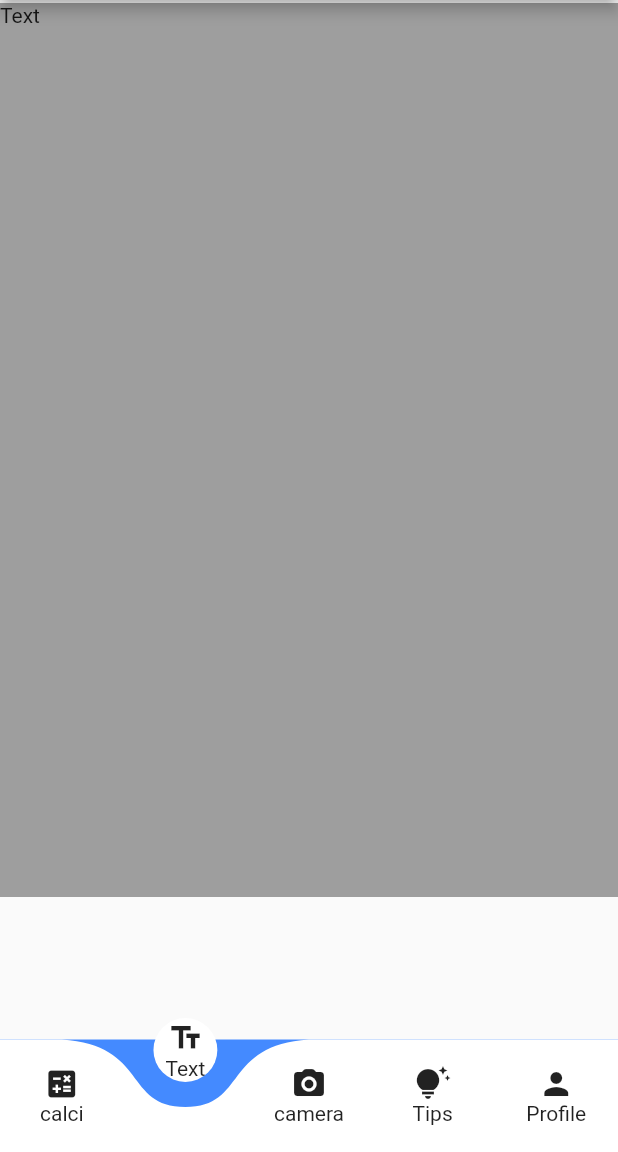
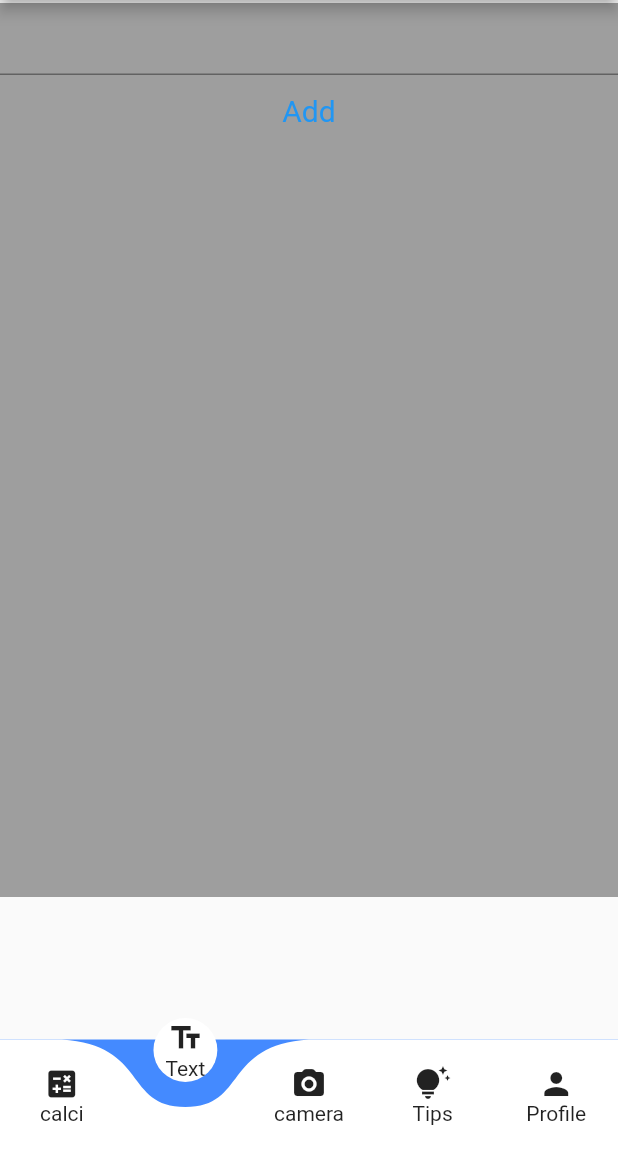
Before and after one commit to Sunandhit-Gupta/AquaTrace, a Flutter app: the cameraPage screen opened directly, item 2 of the bottom bar chosen, on a phone screen of 412 x 824 dp, the part 84-1236 px from its top. Run offline on Flutter 3.47's test engine with Material 2 defaults, Android fonts, the phone set to English and light mode, and no system bars; drawn by our look-alikes of curved_navigation_bar; our stand-ins replace get, google_fonts; missing offline and left inert: flutter_animated_button.

Commit message:
changes to textfield

```diff
--- a/aqua_trace/lib/cameraPage.dart
+++ b/aqua_trace/lib/cameraPage.dart
@@ -6,7 +6,7 @@ import 'package:get/get.dart';
 import 'package:flutter_animated_button/flutter_animated_button.dart';
 import 'package:curved_navigation_bar/curved_navigation_bar.dart';
 import 'package:google_fonts/google_fonts.dart';
-
+import 'package:aqua_trace/textfield.dart';
 
 class cameraPage extends StatefulWidget {
   const cameraPage({super.key});
@@ -19,7 +19,7 @@ int myIndex = 2;
 
 List<Widget> widgetList = [
   Text("Calculator"),
-  Text("Text"),
+  TextWidget(),
   Text("Camera"),
   Text("Tips"),
   ProfilePage(),
@@ -28,12 +28,10 @@ List<Widget> widgetList = [
 class _cameraPageState extends State<cameraPage> {
   @override
   Widget build(BuildContext context) {
-
     return SafeArea(
       child: Scaffold(
         drawer: drawer(),
         appBar: AppBar(
-
           // ---------------making leading Icon for Logout ( not used )-------------------
           // leading: IconButton(
           //     onPressed: () {
@@ -41,11 +39,9 @@ class _cameraPageState extends State<cameraPage> {
           //     },
           //     icon: const Icon(Icons.logout_outlined)),
 
-
           title: const Text("Hello, " + "Sunandhit"),
           centerTitle: true,
           actions: [
-
             // -------------------Making button of Avatar--------------
             FloatingActionButton(
               backgroundColor: Colors.transparent,
@@ -138,7 +134,6 @@ class _cameraPageState extends State<cameraPage> {
         //       ]),
         // ),
 
-
         // -----------------------making curved  NavBar--------------------------
 
         bottomNavigationBar: CurvedNavigationBar(
@@ -149,47 +144,48 @@ class _cameraPageState extends State<cameraPage> {
               });
             },
             items: const [
-
               Column(
                 mainAxisAlignment: MainAxisAlignment.center,
                 children: [
-                    Icon(Icons.calculate,),
+                  Icon(
+                    Icons.calculate,
+                  ),
                   Text("calci")
                 ],
               ),
-
-
-
               Column(
                 mainAxisAlignment: MainAxisAlignment.center,
                 children: [
-                    Icon(Icons.text_fields_outlined,),
+                  Icon(
+                    Icons.text_fields_outlined,
+                  ),
                   Text("Text")
                 ],
               ),
-
-
               Column(
                 mainAxisAlignment: MainAxisAlignment.center,
                 children: [
-                    Icon(Icons.camera_alt_rounded,),
+                  Icon(
+                    Icons.camera_alt_rounded,
+                  ),
                   Text("camera")
                 ],
               ),
-
               Column(
                 mainAxisAlignment: MainAxisAlignment.center,
                 children: [
-                    Icon(Icons.tips_and_updates,),
+                  Icon(
+                    Icons.tips_and_updates,
+                  ),
                   Text("Tips")
                 ],
               ),
-
-
               Column(
                 mainAxisAlignment: MainAxisAlignment.center,
                 children: [
-                    Icon(Icons.person,),
+                  Icon(
+                    Icons.person,
+                  ),
                   Text("Profile")
                 ],
               ),
--- /dev/null
+++ b/aqua_trace/lib/textfield.dart
@@ -0,0 +1,65 @@
+import 'package:flutter/material.dart';
+import 'package:flutter/services.dart';
+import 'package:google_fonts/google_fonts.dart';
+
+class TextWidget extends StatefulWidget {
+  @override
+  _TextIn createState() => _TextIn();
+}
+
+class _TextIn extends State<TextWidget> {
+  // List to store items
+  List<String> items = [];
+  List<String> listItems = ['apple', 'bananana', 'book'];
+  var temp = '';
+  TextEditingController textController = TextEditingController();
+
+  @override
+  Widget build(BuildContext context) {
+    return Column(
+      children: <Widget>[
+        Autocomplete<String>(
+          optionsBuilder: (TextEditingValue textinput) {
+            temp = textinput.text;
+            if (textinput.text == '') {
+              return const Iterable<String>.empty();
+            }
+            return listItems.where((String item) {
+              return item.contains(textinput.text.toLowerCase());
+            });
+          },
+        ),
+        // Text field for input
+
+        // Button to add to the list
+        TextButton(
+          onPressed: () {
+            String newItem = temp.trim();
+            if (newItem.isNotEmpty) {
+              setState(() {
+                items.add(newItem);
+                textController.clear();
+              });
+            }
+          },
+          child: Text('Add'),
+          style: TextButton.styleFrom(
+            textStyle: const TextStyle(fontSize: 20),
+          ),
+        ),
+
+        // List to display items
+        Expanded(
+          child: ListView.builder(
+            itemCount: items.length,
+            itemBuilder: (context, index) {
+              return ListTile(
+                title: Text(items[index]),
+              );
+            },
+          ),
+        ),
+      ],
+    );
+  }
+}
```
Lines whose indentation alone changed are shown as unchanged.
